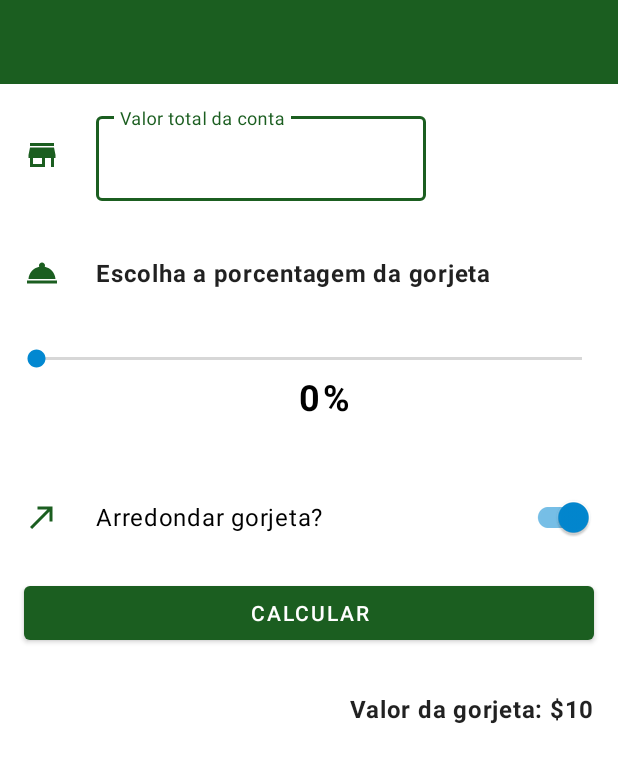
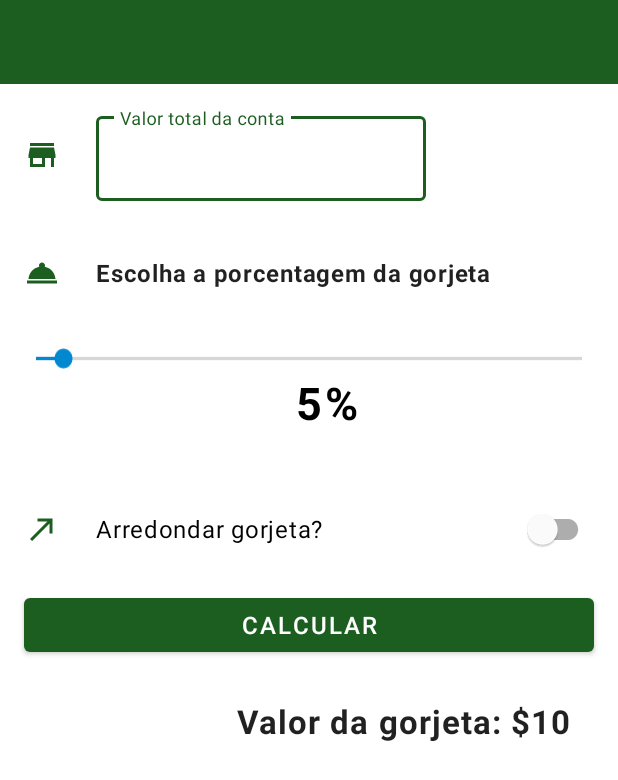
Before and after one commit to William-Sobrinho-Geraldo/Calculador-Gorjetas, an Android app: the layout activity_main.xml on its own in the app's theme, with its tools: preview values and no code run, on a phone screen of 412 x 824 dp. Shown: the top 780 px of the screen. Run offline under Robolectric (Android 15) with nearby library versions, the light colour scheme and no system bars.

Commit message:
Ajustando tamanhos das letras para subir na playstore

```diff
--- a/Calculador-Gorjetas/app/src/main/res/layout/activity_main.xml
+++ b/Calculador-Gorjetas/app/src/main/res/layout/activity_main.xml
@@ -12,17 +12,6 @@
         android:layout_width="match_parent"
         android:layout_height="wrap_content">
 
-        <!--
-        <androidx.appcompat.widget.Toolbar
-            android:id="@+id/toolbar"
-            android:layout_width="match_parent"
-            android:layout_height="?attr/actionBarSize"
-            app:layout_constraintTop_toTopOf="parent"
-            app:layout_constraintStart_toStartOf="parent"
-            app:layout_constraintEnd_toEndOf="parent"
-            android:background="@color/green_dark"
-            />
--->
         <include
             android:id="@+id/toolbar"
             layout="@layout/toolbar" />
@@ -78,6 +67,47 @@
             app:layout_constraintStart_toStartOf="@id/cost_of_service"
             app:layout_constraintTop_toBottomOf="@id/cost_of_service" />
 
+        <SeekBar
+            android:id="@+id/seekBar"
+            android:layout_width="match_parent"
+            android:layout_height="wrap_content"
+            android:layout_marginHorizontal="8dp"
+            android:layout_marginTop="16dp"
+            android:scaleY="1.1"
+            android:progress="5"
+            android:max="100"
+            android:min="0"
+            app:layout_constraintEnd_toEndOf="parent"
+            app:layout_constraintHorizontal_bias="1.0"
+            app:layout_constraintStart_toStartOf="parent"
+            app:layout_constraintTop_toBottomOf="@+id/service_question" />
+
+        <TextView
+            android:id="@+id/seekBar_percentage"
+            style="Widget.TipTime.TextView.noDimensions"
+            android:layout_width="wrap_content"
+            android:layout_height="wrap_content"
+            android:textColor="@color/black"
+            android:text="5"
+            android:textSize="30sp"
+            android:textStyle="bold"
+            app:layout_constraintEnd_toEndOf="@+id/seekBar"
+            app:layout_constraintStart_toStartOf="@+id/seekBar"
+            app:layout_constraintTop_toBottomOf="@id/seekBar" />
+
+        <TextView
+            style="Widget.TipTime.TextView.noDimensions"
+            android:layout_width="wrap_content"
+            android:layout_height="wrap_content"
+            android:layout_marginStart="2dp"
+            android:text="%"
+            android:textColor="@color/black"
+            android:textSize="30sp"
+            android:textStyle="bold"
+            app:layout_constraintStart_toEndOf="@id/seekBar_percentage"
+            app:layout_constraintTop_toTopOf="@id/seekBar_percentage"
+
+            />
 
         <ImageView
             android:id="@+id/icon_round_up"
@@ -96,7 +126,7 @@
             android:layout_height="wrap_content"
             android:layout_marginEnd="16dp"
             android:layout_marginTop="40dp"
-            android:checked="true"
+            android:checked="false"
             android:text="@string/round_up_tip"
             app:layout_constraintEnd_toEndOf="parent"
             app:layout_constraintHorizontal_bias="0.0"
@@ -109,6 +139,7 @@
             android:layout_height="wrap_content"
             android:layout_marginHorizontal="16dp"
             android:layout_marginTop="16dp"
+            android:textSize="16sp"
             android:text="@string/calculate"
             app:layout_constraintEnd_toEndOf="parent"
             app:layout_constraintStart_toStartOf="parent"
@@ -119,52 +150,12 @@
             style="@style/Widget.TipTime.TextView"
             android:layout_width="wrap_content"
             android:layout_height="wrap_content"
-            android:textSize="16sp"
             android:layout_marginTop="8dp"
             android:layout_marginEnd="16dp"
-            app:layout_constraintEnd_toEndOf="parent"
+            android:textSize="22sp"
+            app:layout_constraintEnd_toEndOf="@+id/calculate_button"
             app:layout_constraintTop_toBottomOf="@id/calculate_button"
             tools:text="Valor da gorjeta: $10" />
 
-        <SeekBar
-            android:id="@+id/seekBar"
-            android:layout_width="match_parent"
-            android:layout_height="wrap_content"
-            android:layout_marginHorizontal="8dp"
-            android:layout_marginTop="16dp"
-            android:max="100"
-            android:min="0"
-            app:layout_constraintEnd_toEndOf="parent"
-            app:layout_constraintHorizontal_bias="1.0"
-            app:layout_constraintStart_toStartOf="parent"
-            app:layout_constraintTop_toBottomOf="@+id/service_question" />
-
-        <TextView
-            android:id="@+id/seekBar_percentage"
-            style="Widget.TipTime.TextView.noDimensions"
-            android:layout_width="wrap_content"
-            android:layout_height="wrap_content"
-            android:textColor="@color/black"
-            android:text="0"
-            android:textSize="24sp"
-            android:textStyle="bold"
-            app:layout_constraintEnd_toEndOf="@+id/seekBar"
-            app:layout_constraintStart_toStartOf="@+id/seekBar"
-            app:layout_constraintTop_toBottomOf="@id/seekBar" />
-
-        <TextView
-            style="Widget.TipTime.TextView.noDimensions"
-            android:layout_width="wrap_content"
-            android:layout_height="wrap_content"
-            android:layout_marginStart="2dp"
-            android:text="%"
-            android:textColor="@color/black"
-            android:textSize="24sp"
-            android:textStyle="bold"
-            app:layout_constraintStart_toEndOf="@id/seekBar_percentage"
-            app:layout_constraintTop_toTopOf="@id/seekBar_percentage"
-
-            />
-
     </androidx.constraintlayout.widget.ConstraintLayout>
 </ScrollView>
```
Also changed, not shown: Calculador-Gorjetas/app/src/main/java/com/example/CalculadorGorjeta/MainActivity.kt (+1 -9 lines).
